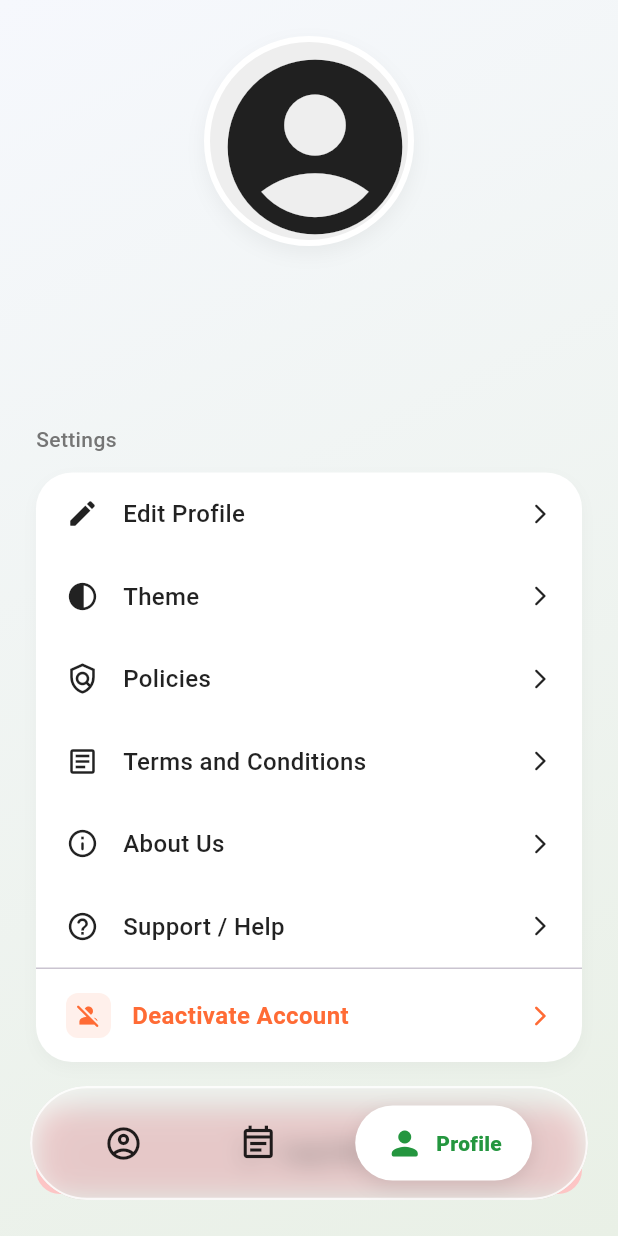
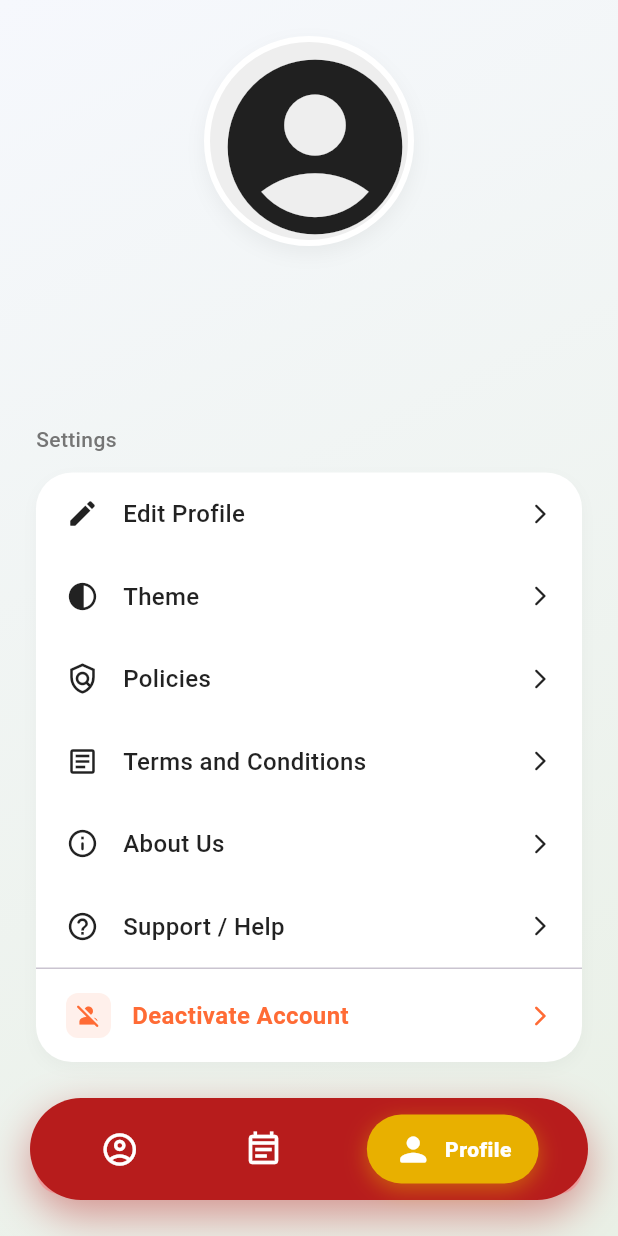
Before and after one commit to Santhosh7474/punyadaan, a Flutter app: the DoneeHomePage screen opened by its route, item 3 of the bottom bar chosen, on a phone screen of 412 x 824 dp. Run offline on Flutter 3.47's test engine with Material 3 defaults, Android fonts, the phone set to English and light mode, and no system bars; our stand-ins replace app_links, audioplayers, cloud_firestore, connectivity_plus, firebase_auth, firebase_core and 12 more; missing offline and left inert: mobile_scanner; accounts and stored records are empty; statements that could not run were skipped; project files that could hold a hidden picture were left out.

Commit message:
some updates

```diff
--- a/lib/home/donee_home_page.dart
+++ b/lib/home/donee_home_page.dart
@@ -1,5 +1,4 @@
 import 'dart:async';
-import 'dart:ui';
 import 'package:cloud_firestore/cloud_firestore.dart';
 import 'package:firebase_auth/firebase_auth.dart';
 import 'package:flutter/material.dart';
@@ -20,7 +19,6 @@ class DoneeHomePage extends StatefulWidget {
 
 class _DoneeHomePageState extends State<DoneeHomePage> {
   int _currentNavIndex = 0;
-  final double _navOpacity = 0.95;
   bool _isSubscribed = false;
 
   // ── Dynamic bottom nav tab (changes after org registration) ─────
@@ -299,35 +297,25 @@ class _DoneeHomePageState extends State<DoneeHomePage> {
                   DoneeProfileScreen(),
                 ],
               ),
-              // Floating Frosted Bottom Navigation Bar
+              // Floating Crimson Bottom Navigation Bar
               Positioned(
                 bottom: 24,
                 left: 20,
                 right: 20,
-                child: ClipRRect(
+                child: Container(
+                  height: 68,
+                  decoration: BoxDecoration(
+                    color: const Color(0xFFB71C1C),
                     borderRadius: BorderRadius.circular(40),
-                  child: BackdropFilter(
-                    filter: ImageFilter.blur(sigmaX: 8, sigmaY: 8),
-                    child: AnimatedContainer(
-                      duration: const Duration(milliseconds: 400),
-                      curve: Curves.easeOutQuint,
-                      height: 76,
-                      decoration: BoxDecoration(
-                        color: Colors.white.withValues(alpha: _navOpacity * 0.4),
-                        borderRadius: BorderRadius.circular(40),
-                        border: Border.all(
-                          color: Colors.white.withValues(alpha: 0.8),
-                          width: 1.5,
-                        ),
                     boxShadow: [
                       BoxShadow(
-                            color: Colors.black.withValues(alpha: 0.15),
-                            blurRadius: 20,
-                            offset: const Offset(0, 8),
+                        color: const Color(0xFFB71C1C).withValues(alpha: 0.45),
+                        blurRadius: 24,
+                        offset: const Offset(0, 10),
                       ),
                     ],
                   ),
-                      padding: const EdgeInsets.symmetric(horizontal: 16),
+                  padding: const EdgeInsets.symmetric(horizontal: 12),
                   child: Row(
                     mainAxisAlignment: MainAxisAlignment.spaceAround,
                     children: [
@@ -362,8 +350,6 @@ class _DoneeHomePageState extends State<DoneeHomePage> {
                   ),
                 ),
               ),
-                ),
-              ),
             ],
           ),
         ),
@@ -389,25 +375,25 @@ class _BottomNavItem extends StatelessWidget {
 
   @override
   Widget build(BuildContext context) {
-    const activeColor = Color(0xFF24963F); // Match donator green
     return GestureDetector(
       onTap: onTap,
       behavior: HitTestBehavior.opaque,
       child: AnimatedContainer(
-        duration: const Duration(milliseconds: 400),
-        curve: Curves.easeOutQuint,
+        duration: const Duration(milliseconds: 350),
+        curve: Curves.easeOutCubic,
         padding: EdgeInsets.symmetric(
-          horizontal: isActive ? 20 : 12,
-          vertical: 12,
+          horizontal: isActive ? 18 : 14,
+          vertical: 10,
         ),
         decoration: BoxDecoration(
-          color: isActive ? Colors.white : Colors.transparent,
+          // Active pill: golden-yellow; inactive: transparent
+          color: isActive ? const Color(0xFFE8B000) : Colors.transparent,
           borderRadius: BorderRadius.circular(30),
           boxShadow: isActive
               ? [
                   BoxShadow(
-                    color: Colors.black.withValues(alpha: 0.1),
-                    blurRadius: 10,
+                    color: const Color(0xFFE8B000).withValues(alpha: 0.45),
+                    blurRadius: 12,
                     offset: const Offset(0, 4),
                   ),
                 ]
@@ -416,14 +402,10 @@ class _BottomNavItem extends StatelessWidget {
         child: Row(
           mainAxisSize: MainAxisSize.min,
           children: [
-            Icon(
-              isActive ? activeIcon : icon,
-              color: isActive ? activeColor : Colors.black87,
-              size: 26,
-            ),
+            Icon(isActive ? activeIcon : icon, color: Colors.white, size: 26),
             AnimatedSize(
-              duration: const Duration(milliseconds: 400),
-              curve: Curves.easeOutQuint,
+              duration: const Duration(milliseconds: 350),
+              curve: Curves.easeOutCubic,
               alignment: Alignment.centerLeft,
               child: isActive
                   ? Padding(
@@ -433,8 +415,8 @@ class _BottomNavItem extends StatelessWidget {
                         style: const TextStyle(
                           fontSize: 14,
                           fontWeight: FontWeight.w800,
-                          color: activeColor,
-                          letterSpacing: 0.2,
+                          color: Colors.white,
+                          letterSpacing: 0.3,
                         ),
                         maxLines: 1,
                       ),
```
Also changed, not shown: 1 other file. Lines whose indentation alone changed are shown as unchanged.
